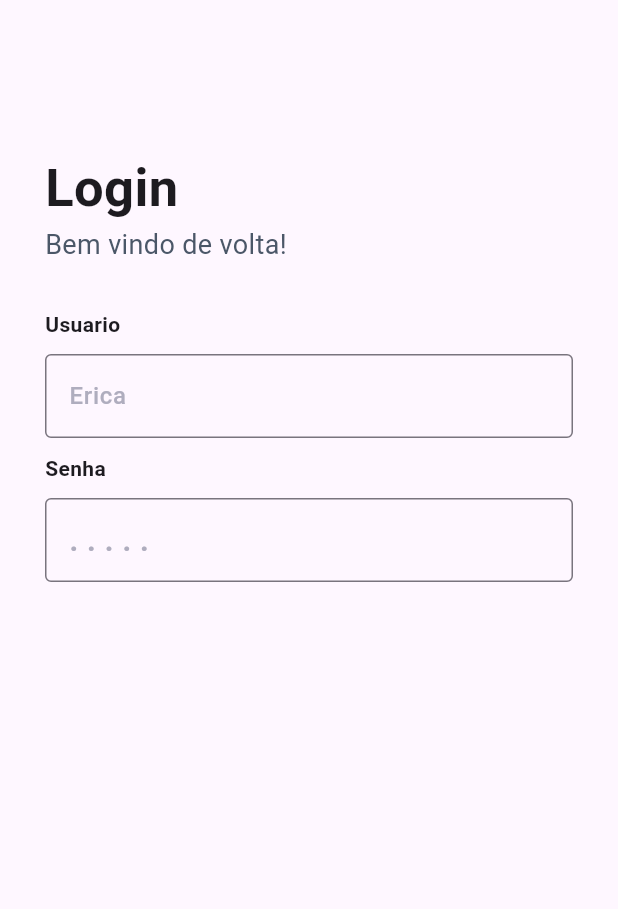
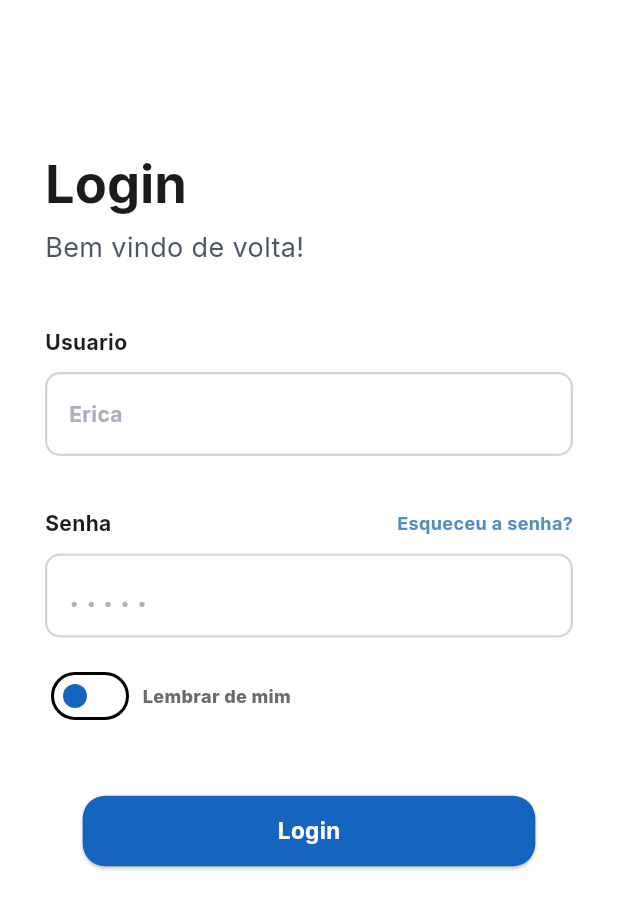
Before and after one commit to ThalysonE/sistema-ebd, a Flutter app: the screen it shows after launch, on a phone screen of 412 x 824 dp. Shown: the top 909 px of the screen. Run offline on Flutter 3.47's test engine with Material 3 defaults, Android fonts, the light colour scheme and no system bars; our stand-ins replace google_fonts; missing offline and left inert: dart:ffi.

Commit message:
tela de login finalizada

```diff
--- a/front/sistema_ebd/lib/main.dart
+++ b/front/sistema_ebd/lib/main.dart
@@ -3,6 +3,7 @@
 import 'package:flutter/material.dart';
 import 'package:sistema_ebd/pages/telaInicial.dart';
 import 'package:sistema_ebd/pages/usuario_form.dart';
+import 'package:google_fonts/google_fonts.dart';
 
 void main(List<String> args) {
   runApp(MyApp());
@@ -30,6 +31,13 @@
   @override
   Widget build(BuildContext context) {
     return MaterialApp(
+      theme:ThemeData(
+        useMaterial3: true,
+        colorScheme: ColorScheme.light(
+          primary:  Color(0xFF034279),
+        ),
+        textTheme: GoogleFonts.interTextTheme()
+      ),
       home: Scaffold(
         body: logovisivel? Telainicial(): UsuarioForm()
       ),
--- a/front/sistema_ebd/lib/pages/usuario_form.dart
+++ b/front/sistema_ebd/lib/pages/usuario_form.dart
@@ -12,29 +12,32 @@ class UsuarioForm extends StatefulWidget {
 
 class _UsuarioFormState extends State<UsuarioForm> {
   final keyform = GlobalKey<FormState>();
+  bool ativadoLembrar = false;
   @override
   Widget build(BuildContext context) {
-    return Padding(
+    return SingleChildScrollView(
+      child: Padding(
         padding: const EdgeInsets.symmetric(vertical: 100, horizontal: 30),
         child: Column(
           crossAxisAlignment: CrossAxisAlignment.start,
           children: [
             Text(
               'Login',
-            style: TextStyle(
+              style: Theme.of(context).textTheme.headlineLarge?.copyWith(
                 fontSize: 35,
                 fontWeight: FontWeight.bold
               ),
             ),
+            SizedBox(height: 8,),
             Text(
               'Bem vindo de volta!',
-            style: TextStyle(
+              style: Theme.of(context).textTheme.bodyMedium?.copyWith(
                 color: Color(0xFF4B5768),
                 fontSize: 18,
                 fontWeight: FontWeight.w400
+              )
             ),
-          ),
-          SizedBox(height: 30,),
+            SizedBox(height: 40,),
             Form(
               key: keyform,
               child: Column(
@@ -42,7 +45,7 @@ class _UsuarioFormState extends State<UsuarioForm> {
                 children: [
                   Text(
                     'Usuario',
-                  style: TextStyle(
+                    style: Theme.of(context).textTheme.bodyMedium?.copyWith(
                       fontSize: 14,
                       fontWeight: FontWeight.bold
                     ),
@@ -50,36 +53,74 @@ class _UsuarioFormState extends State<UsuarioForm> {
                   SizedBox(height: 10,),
                   TextFormField(
                     decoration: InputDecoration(
+                      enabledBorder: OutlineInputBorder(
+                        borderSide: BorderSide(
+                          width: 1.5,
+                          color: Color(0xFFD0D5DD)
+                        ),
+                        borderRadius: BorderRadius.circular(10)
+                      ),
+                      focusedBorder: OutlineInputBorder(
+                        borderSide: BorderSide(
+                          width: 1.5,
+                          color: Theme.of(context).buttonTheme.colorScheme!.primary
+                        ),
+                        borderRadius: BorderRadius.circular(10)
+                      ),
                       label: Text(
                         'Erica',
-                      style: TextStyle(
+                        style: Theme.of(context).textTheme.bodyMedium?.copyWith(
                           color: Color(0xFFAFADBE),
-                        fontWeight: FontWeight.w500
+                          fontWeight: FontWeight.w700
                         ),
-                    ),
-                    border: OutlineInputBorder(
-
                       ),
                       floatingLabelBehavior: FloatingLabelBehavior.never
                     ),
                     textInputAction: TextInputAction.next,
                     keyboardType: TextInputType.text,
                   ),
-                SizedBox(height: 10,),
+                  SizedBox(height: 35,),
+                  Row(
+                    mainAxisAlignment: MainAxisAlignment.spaceBetween,
+                    children: [
                       Text(
                         'Senha',
-                  style: TextStyle(
+                        style: Theme.of(context).textTheme.bodyMedium?.copyWith(
                           fontSize: 14,
                           fontWeight: FontWeight.bold
                         ),
                       ),
+                      Text(
+                        'Esqueceu a senha?',
+                        style: Theme.of(context).textTheme.bodyMedium?.copyWith(
+                          fontSize: 12,
+                          fontWeight: FontWeight.bold,
+                          color: Color(0xFF538CC1)
+                        ),
+                      ),
+
+                    ],
+                  ),
                   SizedBox(height: 10,),
                   TextFormField(
                     decoration: InputDecoration(
-                    border: OutlineInputBorder(),
+                      enabledBorder: OutlineInputBorder(
+                        borderSide: BorderSide(
+                          width: 1.5,
+                          color: Color(0xFFD0D5DD)
+                        ),
+                        borderRadius: BorderRadius.circular(10)
+                      ),
+                      focusedBorder: OutlineInputBorder(
+                        borderSide: BorderSide(
+                          width: 1.5,
+                          color: Theme.of(context).buttonTheme.colorScheme!.primary
+                        ),
+                        borderRadius: BorderRadius.circular(10)
+                      ),
                       label: Text(
                         '. . . . . ',
-                      style: TextStyle(
+                        style: Theme.of(context).textTheme.bodyMedium?.copyWith(
                           fontSize: 20,
                           color: Color(0xFFAFADBE),
                           fontWeight: FontWeight.bold
@@ -88,12 +129,63 @@ class _UsuarioFormState extends State<UsuarioForm> {
                       floatingLabelBehavior: FloatingLabelBehavior.never
                     ),
                     keyboardType: TextInputType.visiblePassword,
+                  ),
+                  SizedBox(height: 15,),
+                  Row(
+                    children: [
+                      Switch(
+                        value: ativadoLembrar,
+                        activeColor: Colors.white,
+                        activeTrackColor: Color(0xFF1565C0),
+                        inactiveThumbColor: Color(0xFF1565C0),
+                        onChanged: (value){
+                          setState(() {
+                            ativadoLembrar = value;
+                          });
+                        },
+                      ),
+                      SizedBox(
+                        width: 5,
+                      ),
+                      Text(
+                        'Lembrar de mim',
+                        style: Theme.of(context).textTheme.bodyMedium?.copyWith(
+                          fontSize: 12,
+                          color: Color(0xFF6A6C71),
+                          fontWeight: FontWeight.w800
+                        ),
+                      ),
+                    ],
+                  ),
+                  SizedBox(height: 42,),
+                  Center(
+                    child: ElevatedButton(
+                      style: ElevatedButton.styleFrom(
+                        padding: EdgeInsets.symmetric(vertical: 13, horizontal: 130),
+                        backgroundColor: Color(0xFF1565C0),
+                        shape: RoundedRectangleBorder(
+                          borderRadius: BorderRadius.circular(15)
+                        )
+                      ),
+                      onPressed: (){
+                      },
+                      child: Text(
+                        'Login',
+                        style: Theme.of(context).textTheme.bodyMedium?.copyWith(
+                          fontWeight: FontWeight.bold,
+                          color: Colors.white,
+                          fontSize: 15
+                        ),
+
+                      )
+                    ),
                   )
                 ],
               )
             ),
           ],
         ),
+      ),
     );
   }
 }
--- a/front/sistema_ebd/pubspec.yaml
+++ b/front/sistema_ebd/pubspec.yaml
@@ -13,11 +13,12 @@ dependencies:
     sdk: flutter
 
   cupertino_icons: ^1.0.8
+  google_fonts: ^6.1.0
+  path_provider: ^2.1.2
 
 dev_dependencies:
   flutter_test:
     sdk: flutter
-
 
   flutter_lints: ^5.0.0
 
```
Also changed, not shown: back/back.txt (deleted). Lines whose indentation alone changed are shown as unchanged.
